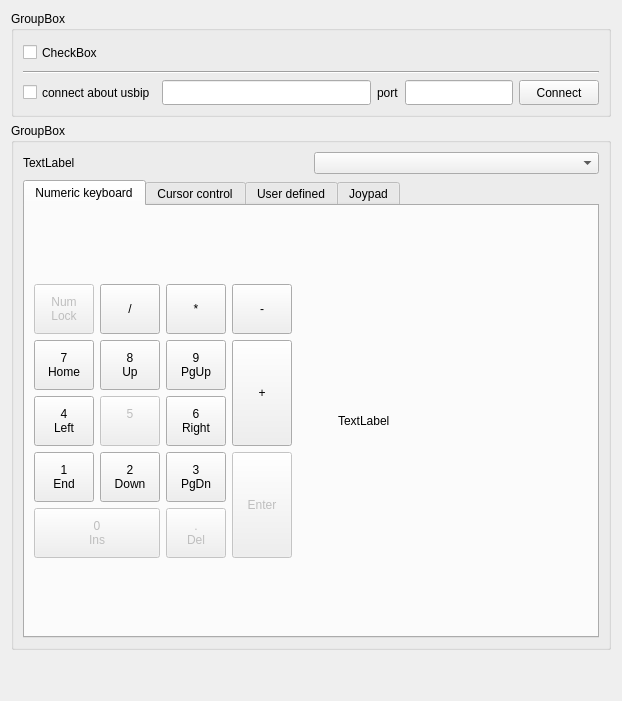
This is sources/forms/sControl.ui in eduard-x/cnc-qt as Qt 5 draws it before an edit. The edited form follows.
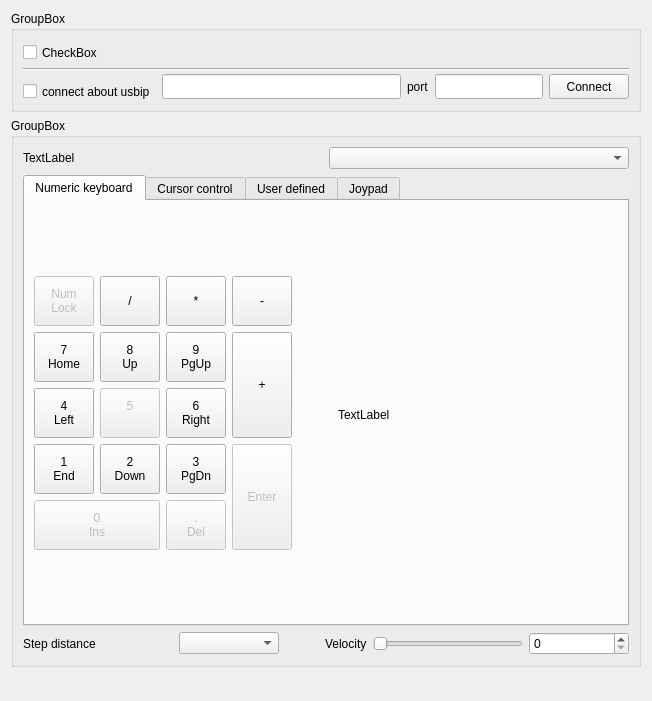
This is the edited form.

Commit message: tool, control settings

What changed in the file:
```diff
--- a/sources/forms/sControl.ui
+++ b/sources/forms/sControl.ui
@@ -17,7 +17,7 @@
    <item row="0" column="0">
     <widget class="QGroupBox" name="groupRemote">
      <property name="sizePolicy">
-      <sizepolicy hsizetype="MinimumExpanding" vsizetype="MinimumExpanding">
+      <sizepolicy hsizetype="Minimum" vsizetype="Minimum">
        <horstretch>0</horstretch>
        <verstretch>0</verstretch>
       </sizepolicy>
@@ -25,34 +25,21 @@
      <property name="minimumSize">
       <size>
        <width>0</width>
-       <height>50</height>
+       <height>100</height>
       </size>
      </property>
      <property name="title">
       <string>GroupBox</string>
      </property>
-     <layout class="QGridLayout" name="gridLayout_37">
-      <item row="1" column="0" colspan="5">
+     <layout class="QGridLayout" name="gridLayout_2">
+      <item row="1" column="0" rowspan="2" colspan="5">
        <widget class="Line" name="line_2">
         <property name="orientation">
          <enum>Qt::Horizontal</enum>
         </property>
        </widget>
       </item>
-      <item row="2" column="0">
-       <widget class="QCheckBox" name="checkBox_29">
-        <property name="minimumSize">
-         <size>
-          <width>0</width>
-          <height>25</height>
-         </size>
-        </property>
-        <property name="text">
-         <string>connect about usbip</string>
-        </property>
-       </widget>
-      </item>
-      <item row="2" column="1">
+      <item row="2" column="1" rowspan="2">
        <widget class="QLineEdit" name="lineEditIP">
         <property name="minimumSize">
          <size>
@@ -62,7 +49,7 @@
         </property>
        </widget>
       </item>
-      <item row="2" column="2">
+      <item row="2" column="2" rowspan="2">
        <widget class="QLabel" name="labelPort">
         <property name="sizePolicy">
          <sizepolicy hsizetype="Minimum" vsizetype="Preferred">
@@ -81,7 +68,7 @@
         </property>
        </widget>
       </item>
-      <item row="2" column="3">
+      <item row="2" column="3" rowspan="2">
        <widget class="QLineEdit" name="lineEditPort">
         <property name="sizePolicy">
          <sizepolicy hsizetype="Minimum" vsizetype="Fixed">
@@ -97,7 +84,7 @@
         </property>
        </widget>
       </item>
-      <item row="2" column="4">
+      <item row="2" column="4" rowspan="2">
        <widget class="QPushButton" name="pushConnect">
         <property name="minimumSize">
          <size>
@@ -110,6 +97,19 @@
         </property>
        </widget>
       </item>
+      <item row="3" column="0">
+       <widget class="QCheckBox" name="checkBox_29">
+        <property name="minimumSize">
+         <size>
+          <width>0</width>
+          <height>25</height>
+         </size>
+        </property>
+        <property name="text">
+         <string>connect about usbip</string>
+        </property>
+       </widget>
+      </item>
       <item row="0" column="0" colspan="5">
        <widget class="QCheckBox" name="checkBoxOpenGL">
         <property name="sizePolicy">
@@ -1133,6 +1133,106 @@
         </widget>
        </widget>
       </item>
+      <item row="2" column="0" colspan="2">
+       <layout class="QHBoxLayout" name="horizontalLayout_4">
+        <item>
+         <widget class="QLabel" name="labelDistance">
+          <property name="minimumSize">
+           <size>
+            <width>150</width>
+            <height>0</height>
+           </size>
+          </property>
+          <property name="text">
+           <string>Step distance</string>
+          </property>
+         </widget>
+        </item>
+        <item>
+         <widget class="QComboBox" name="comboDistance">
+          <property name="minimumSize">
+           <size>
+            <width>100</width>
+            <height>0</height>
+           </size>
+          </property>
+         </widget>
+        </item>
+        <item>
+         <spacer name="horizontalSpacer_8">
+          <property name="orientation">
+           <enum>Qt::Horizontal</enum>
+          </property>
+          <property name="sizeHint" stdset="0">
+           <size>
+            <width>40</width>
+            <height>20</height>
+           </size>
+          </property>
+         </spacer>
+        </item>
+        <item>
+         <widget class="QLabel" name="labelVelocity">
+          <property name="text">
+           <string>Velocity</string>
+          </property>
+         </widget>
+        </item>
+        <item>
+         <widget class="QSlider" name="slider">
+          <property name="minimumSize">
+           <size>
+            <width>150</width>
+            <height>0</height>
+           </size>
+          </property>
+          <property name="focusPolicy">
+           <enum>Qt::NoFocus</enum>
+          </property>
+          <property name="maximum">
+           <number>999</number>
+          </property>
+          <property name="pageStep">
+           <number>100</number>
+          </property>
+          <property name="tracking">
+           <bool>false</bool>
+          </property>
+          <property name="orientation">
+           <enum>Qt::Horizontal</enum>
+          </property>
+          <property name="invertedAppearance">
+           <bool>false</bool>
+          </property>
+          <property name="invertedControls">
+           <bool>false</bool>
+          </property>
+          <property name="tickPosition">
+           <enum>QSlider::NoTicks</enum>
+          </property>
+          <property name="tickInterval">
+           <number>100</number>
+          </property>
+         </widget>
+        </item>
+        <item>
+         <widget class="QSpinBox" name="spinBoxVelo">
+          <property name="minimumSize">
+           <size>
+            <width>100</width>
+            <height>0</height>
+           </size>
+          </property>
+          <property name="focusPolicy">
+           <enum>Qt::NoFocus</enum>
+          </property>
+          <property name="keyboardTracking">
+           <bool>false</bool>
+          </property>
+         </widget>
+        </item>
+       </layout>
+      </item>
      </layout>
     </widget>
    </item>
```
The commit also changes 20 other files.
